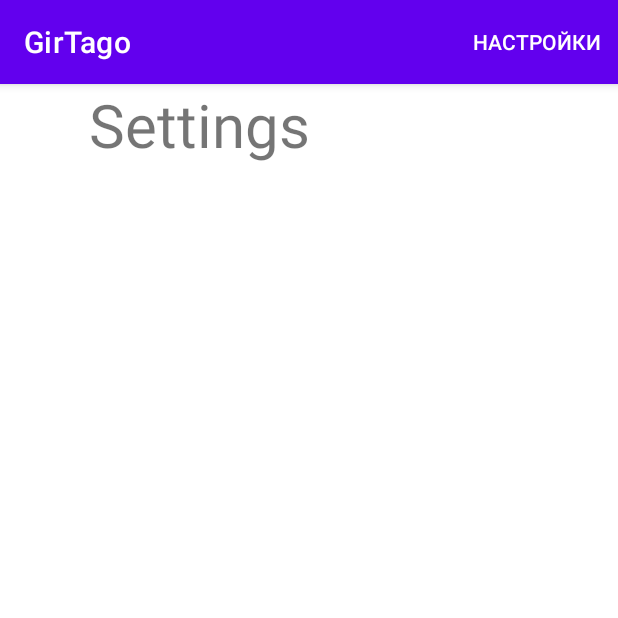
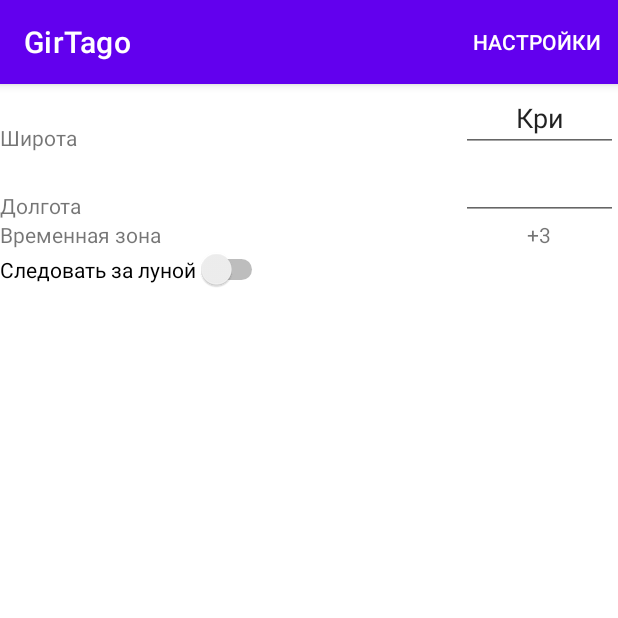
Before and after one commit to FXYFXZ/GirTago, an Android app: the screen it shows after launch (MainActivity), after a tap on "НАСТРОЙКИ", on a phone screen of 412 x 824 dp, the top half of it. Run offline under Robolectric (Android 15) with nearby library versions, the phone set to English and light mode, and no system bars; 1 statement that could not run was skipped.

Commit message:
DJ revenas

```diff
--- a/app/src/main/java/ru/fxy7ci/girtago/ClockFragment.kt
+++ b/app/src/main/java/ru/fxy7ci/girtago/ClockFragment.kt
@@ -1,6 +1,7 @@
 package ru.fxy7ci.girtago
 
 import android.annotation.SuppressLint
+import android.content.res.Resources
 import android.os.Bundle
 import android.view.LayoutInflater
 import android.view.View
@@ -47,6 +48,9 @@ class ClockFragment : Fragment(R.layout.fragment_clock) {
     override fun onResume() {
         reCalcuate() // Инициализация расчета
         printDates()
+
+        //+++ берем настройки
+
         super.onResume()
     }
 
--- a/app/src/main/java/ru/fxy7ci/girtago/MainActivity.kt
+++ b/app/src/main/java/ru/fxy7ci/girtago/MainActivity.kt
@@ -23,6 +23,10 @@ class MainActivity : AppCompatActivity() {
         }
 
         // что насчет сетпа
+//        val res = resources
+//        res.getXml(R.xml.test)
+
+
 
     }
 
--- a/app/src/main/java/ru/fxy7ci/girtago/SettingsFragment.kt
+++ b/app/src/main/java/ru/fxy7ci/girtago/SettingsFragment.kt
@@ -1,14 +1,55 @@
 package ru.fxy7ci.girtago
-
 import android.os.Bundle
 import androidx.fragment.app.Fragment
 import android.view.LayoutInflater
 import android.view.View
 import android.view.ViewGroup
+import android.widget.Toast
+import ru.fxy7ci.girtago.databinding.FragmentSettingsBinding
 
 /**
  * A simple [Fragment] subclass.
  */
 class SettingsFragment : Fragment(R.layout.fragment_settings) {
+    private var _binding: FragmentSettingsBinding? = null
+    private val binding get() = _binding!!
 
-}
+
+    override fun onCreateView(
+        inflater: LayoutInflater,
+        container: ViewGroup?,
+        savedInstanceState: Bundle?
+    ): View? {
+        _binding = FragmentSettingsBinding.inflate(inflater,container, false)
+
+        ControlsSetup()
+        return binding.root
+    }
+
+    fun ControlsSetup(){
+
+        binding.fldAltitude.setText("Кри")
+
+//        binding.btnTry.setOnClickListener{
+//            val catNames = arrayOf("+1", "+2", "+3", "+4","+5","+6","+7")
+//            val builder = AlertDialog.Builder(context)
+//            builder.setTitle("Выберите кота")
+//                .setItems(catNames
+//                ) { dialog, which ->
+//                    binding.fldLongitude.text = catNames[which]
+//                }
+//            builder.create()
+//            builder.show()
+//        }
+
+
+
+    }
+
+
+
+
+
+
+
+} // CLASS =================================================================================
--- a/app/src/main/res/layout/fragment_settings.xml
+++ b/app/src/main/res/layout/fragment_settings.xml
@@ -1,21 +1,70 @@
 <?xml version="1.0" encoding="utf-8"?>
-<androidx.constraintlayout.widget.ConstraintLayout xmlns:android="http://schemas.android.com/apk/res/android"
-    xmlns:app="http://schemas.android.com/apk/res-auto"
+<TableLayout xmlns:android="http://schemas.android.com/apk/res/android"
     xmlns:tools="http://schemas.android.com/tools"
     android:layout_width="match_parent"
     android:layout_height="match_parent"
+    android:textAlignment="center"
     tools:context=".ClockFragment">
 
-    <TextView
-        android:id="@+id/tvSettings"
-        android:layout_width="wrap_content"
-        android:layout_height="wrap_content"
-        android:layout_marginEnd="146dp"
-        android:text="Settings"
-        android:textSize="40dp"
-        app:layout_constraintEnd_toEndOf="parent"
-        app:layout_constraintStart_toStartOf="parent"
-        app:layout_constraintTop_toTopOf="parent" />
+    <TableRow>
+        <TextView
+            android:layout_width="wrap_content"
+            android:layout_height="match_parent"
+            android:layout_weight="2"
+            android:gravity="bottom"
+            android:text="Широта">
+        </TextView>
+        <EditText
+            android:id="@+id/fldAltitude"
+            android:layout_height="match_parent"
+            android:layout_weight="1"
+            android:textAlignment="center">
+        </EditText>
+    </TableRow>
+
+    <TableRow>
+        <TextView
+            android:layout_width="wrap_content"
+            android:layout_height="match_parent"
+            android:layout_weight="2"
+            android:gravity="bottom"
+            android:text="Долгота">
+        </TextView>
+        <EditText
+            android:layout_height="match_parent"
+            android:layout_weight="1"
+            android:textAlignment="center">
+        </EditText>
+    </TableRow>
+
+    <TableRow>
+        <TextView
+            android:layout_width="wrap_content"
+            android:layout_height="match_parent"
+            android:layout_weight="2"
+            android:text="Временная зона">
+        </TextView>
+        <TextView
+            android:layout_height="match_parent"
+            android:layout_weight="1"
+            android:textAlignment="center"
+            android:text="+3">
+        </TextView>
+
+    </TableRow>
+
+    <TableRow
+        android:layout_width="match_parent"
+        android:layout_height="match_parent">
+
+        <Switch
+            android:id="@+id/switch2"
+            android:layout_width="wrap_content"
+            android:layout_height="wrap_content"
+            android:text="Следовать за луной">
+        </Switch>
+
+    </TableRow>
 
 
-</androidx.constraintlayout.widget.ConstraintLayout>
+</TableLayout>
--- a/app/src/main/res/values/strings.xml
+++ b/app/src/main/res/values/strings.xml
@@ -9,7 +9,7 @@
 
     <string name="menu_btn_day_before">назад</string>
     <string name="menu_btn_day_after">вперед</string>
-
+    <string name="sett_caption">Настройки</string>
 
 
 </resources>
--- /dev/null
+++ b/app/src/main/res/xml/test.xml
@@ -0,0 +1,11 @@
+<?xml version="1.0" encoding="utf-8"?>
+<cats-root>
+    <cat>
+        Барсик
+        <color>Полосатый</color>
+    </cat>
+    <cat>
+        Рыжик
+        <color>Рыжий</color>
+    </cat>
+</cats-root>
```
